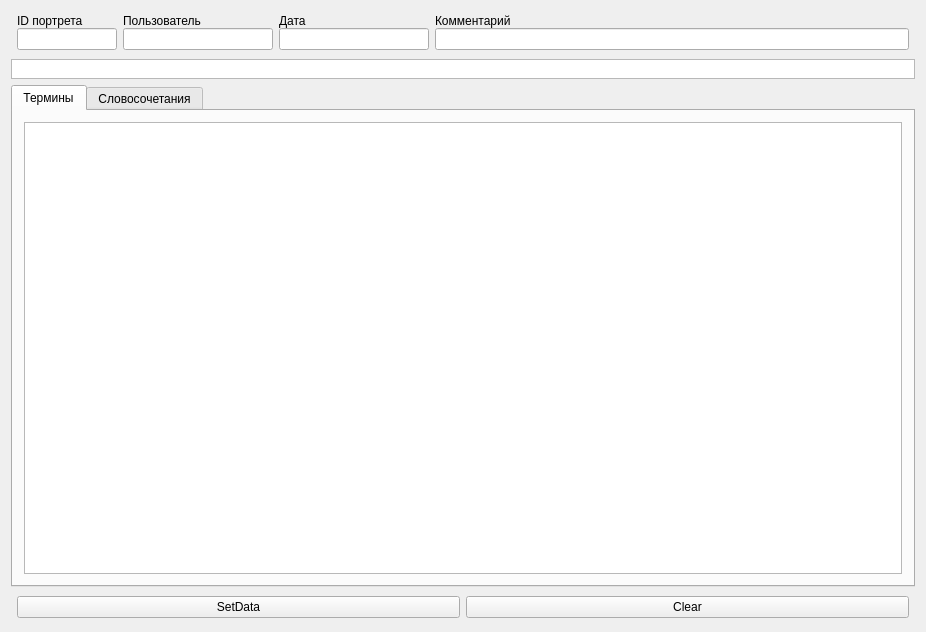
Old version of the form viewip.ui in the repository layxproud/FileManagerVega.
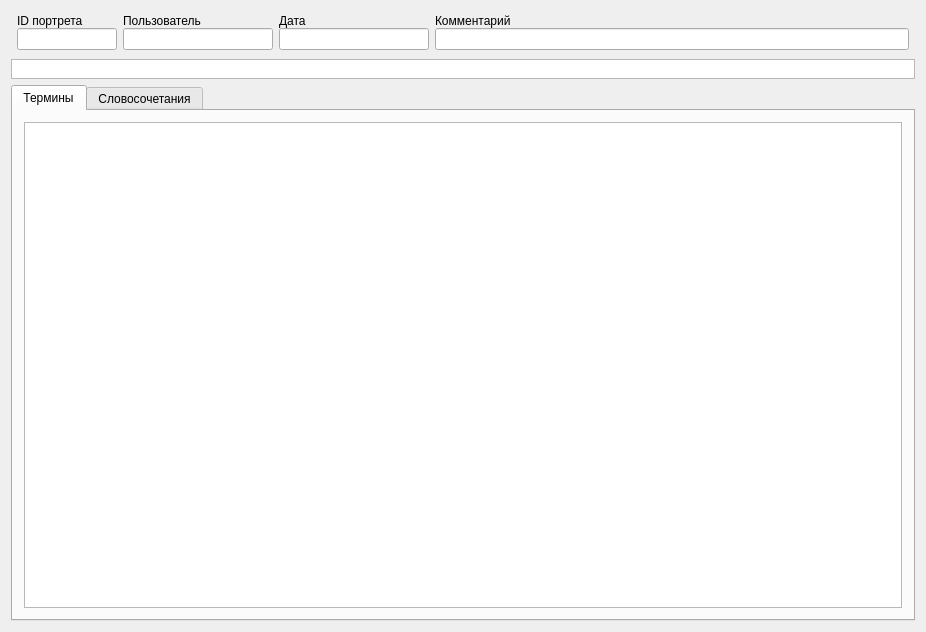
New version of the form. Custom widgets are drawn as their Qt base class.

```diff
--- a/viewip.ui
+++ b/viewip.ui
@@ -150,42 +150,6 @@
      </item>
     </layout>
    </item>
-   <item>
-    <layout class="QGridLayout" name="gridLayout_3">
-     <property name="leftMargin">
-      <number>6</number>
-     </property>
-     <property name="topMargin">
-      <number>3</number>
-     </property>
-     <property name="rightMargin">
-      <number>6</number>
-     </property>
-     <property name="bottomMargin">
-      <number>3</number>
-     </property>
-     <property name="horizontalSpacing">
-      <number>6</number>
-     </property>
-     <property name="verticalSpacing">
-      <number>0</number>
-     </property>
-     <item row="0" column="1">
-      <widget class="QPushButton" name="pb_clear">
-       <property name="text">
-        <string>Clear</string>
-       </property>
-      </widget>
-     </item>
-     <item row="0" column="0">
-      <widget class="QPushButton" name="pb_set">
-       <property name="text">
-        <string>SetData</string>
-       </property>
-      </widget>
-     </item>
-    </layout>
-   </item>
   </layout>
  </widget>
  <layoutdefault spacing="6" margin="11"/>
```
